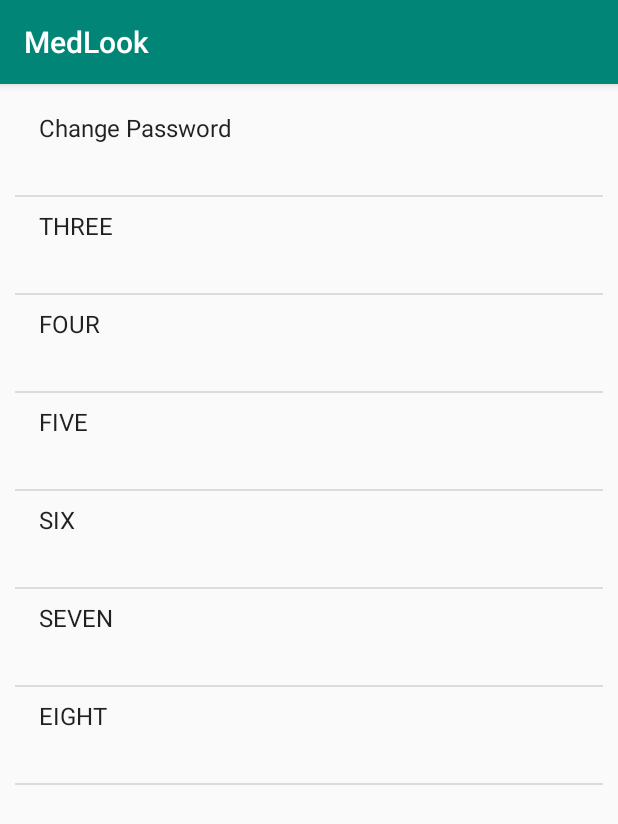
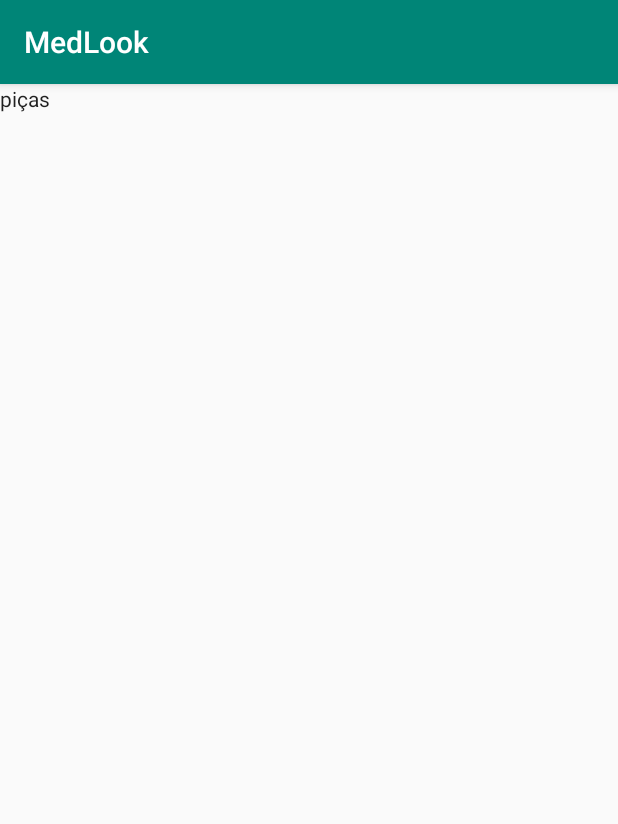
Before and after one commit to MariaJMRibeiro/MedSide, an Android app: the Settings screen opened directly, with no data from a screen before it, after a tap on "Change Password", on a phone screen of 412 x 824 dp. Shown: the top 824 px of the screen. Run offline under Robolectric (Android 15) with nearby library versions, the phone set to English and light mode, and no system bars; 1 statement that could not run was skipped.

Commit message:
All Settings Pages

```diff
--- a/app/src/main/AndroidManifest.xml
+++ b/app/src/main/AndroidManifest.xml
@@ -9,7 +9,11 @@
         android:roundIcon="@mipmap/ic_launcher_round"
         android:supportsRtl="true"
         android:theme="@style/AppTheme">
-        <activity android:name=".Settings"></activity>
+        <activity android:name=".PersonalInformations"></activity>
+        <activity android:name=".FavoriteLocations" />
+        <activity android:name=".DoctorComunication" />
+        <activity android:name=".ChangePassword" />
+        <activity android:name=".Settings" />
         <activity
             android:name=".SettingsActivity"
             android:label="@string/title_activity_settings" />
--- /dev/null
+++ b/app/src/main/java/up201506196/com/firsttp/ChangePassword.java
@@ -0,0 +1,13 @@
+package up201506196.com.firsttp;
+
+import android.support.v7.app.AppCompatActivity;
+import android.os.Bundle;
+
+public class ChangePassword extends AppCompatActivity {
+
+    @Override
+    protected void onCreate(Bundle savedInstanceState) {
+        super.onCreate(savedInstanceState);
+        setContentView(R.layout.activity_change_password);
+    }
+}
--- a/app/src/main/java/up201506196/com/firsttp/InitialPage.java
+++ b/app/src/main/java/up201506196/com/firsttp/InitialPage.java
@@ -63,10 +63,6 @@
     @Override
     public boolean onOptionsItemSelected(MenuItem item) {
         switch(item.getItemId()) {
-            case R.id.action_settings:
-
-
-                break;
             case R.id.action_settings2:
                 String user = getIntent().getExtras().getString("key_email");
                 Intent intent2 = new Intent(this, Settings.class);
--- a/app/src/main/java/up201506196/com/firsttp/Settings.java
+++ b/app/src/main/java/up201506196/com/firsttp/Settings.java
@@ -1,5 +1,6 @@
 package up201506196.com.firsttp;
 
+import android.content.Intent;
 import android.support.v7.app.AppCompatActivity;
 import android.os.Bundle;
 import android.view.View;
@@ -13,7 +14,7 @@
     ListView listView;
 
     // Define string array.
-    String[] listValue = new String[] {"Change Password","THREE","FOUR","FIVE","SIX","SEVEN","EIGHT"};
+    String[] listValue = new String[] {"Change Password","Customise Doctor Communication", "Add Favorite Locations","Personal Information"};
 
     @Override
     protected void onCreate(Bundle savedInstanceState)
@@ -22,7 +23,7 @@
         setContentView(R.layout.activity_settings);
 
         listView = (ListView)findViewById(R.id.listView1);
-        ArrayAdapter<String> adapter = new ArrayAdapter<String>(this,android.R.layout.simple_list_item_2, android.R.id.text1, listValue);
+        ArrayAdapter<String> adapter = new ArrayAdapter<String>(this,android.R.layout.simple_list_item_1, listValue);
 
         listView.setAdapter(adapter);
 
@@ -33,8 +34,33 @@
             @Override
             public void onItemClick(AdapterView<?> parent, View view,
                                     int position, long id) {
-                // TODO Auto-generated method stub
 
+                String user = getIntent().getExtras().getString("key_email");
+
+                if (position == 0) {
+                    //code specific to first list item
+                    Intent myIntent = new Intent(view.getContext(), ChangePassword.class);
+                    myIntent.putExtra("key email", user);
+                    startActivityForResult(myIntent, 0);
+                }
+                if (position == 1) {
+                    //code specific to first list item
+                    Intent myIntent = new Intent(view.getContext(),DoctorComunication.class);
+                    myIntent.putExtra("key email", user);
+                    startActivityForResult(myIntent, 0);
+                }
+                if (position == 2) {
+                    //code specific to first list item
+                    Intent myIntent = new Intent(view.getContext(), FavoriteLocations.class);
+                    myIntent.putExtra("key email", user);
+                    startActivityForResult(myIntent, 0);
+                }
+                if (position == 3) {
+                    //code specific to first list item
+                    Intent myIntent = new Intent(view.getContext(), PersonalInformations.class);
+                    myIntent.putExtra("key email", user);
+                    startActivityForResult(myIntent, 0);
+                }
             }
         });
 
--- /dev/null
+++ b/app/src/main/res/layout/activity_change_password.xml
@@ -0,0 +1,14 @@
+<?xml version="1.0" encoding="utf-8"?>
+<android.support.constraint.ConstraintLayout xmlns:android="http://schemas.android.com/apk/res/android"
+    xmlns:app="http://schemas.android.com/apk/res-auto"
+    xmlns:tools="http://schemas.android.com/tools"
+    android:layout_width="match_parent"
+    android:layout_height="match_parent"
+    tools:context=".ChangePassword">
+
+    <android.support.v7.widget.AppCompatCheckedTextView
+        android:layout_width="match_parent"
+        android:layout_height="match_parent"
+        android:text="piças"/>
+
+</android.support.constraint.ConstraintLayout>
--- a/app/src/main/res/menu/menu_initial_page.xml
+++ b/app/src/main/res/menu/menu_initial_page.xml
@@ -2,11 +2,6 @@
     xmlns:app="http://schemas.android.com/apk/res-auto"
     xmlns:tools="http://schemas.android.com/tools"
     tools:context="up201506196.com.firsttp.InitialPage">
-    <item
-        android:id="@+id/action_settings"
-        android:orderInCategory="100"
-        android:title="@string/action_settings"
-        app:showAsAction="never" />
 
     <item
         android:id="@+id/action_settings2"
--- a/app/src/main/res/values/strings.xml
+++ b/app/src/main/res/values/strings.xml
@@ -9,8 +9,7 @@
     <string name="tab_text_3">Appointments</string>
     <string name="tab_text_2">Registration</string>
     <string name="tab_text_4">Maps</string>
-    <string name="action_settings">Profile</string>
-    <string name="action_settings2">Settings</string>
+    <string name="action_settings2">Profile</string>
     <string name="action_settings3">Log Out</string>
     <string name="title_activity_initial_page">InitialPage</string>
     <string name="medication_name">Name</string>
```
Also changed, not shown: app/src/main/java/up201506196/com/firsttp/DoctorComunication.java (added, +13 -0 lines), app/src/main/java/up201506196/com/firsttp/FavoriteLocations.java (added, +13 -0 lines), app/src/main/java/up201506196/com/firsttp/PersonalInformations.java (added, +13 -0 lines), app/src/main/res/layout/activity_doctor_comunication.xml (added, +9 -0 lines), app/src/main/res/layout/activity_favorite_locations.xml (added, +9 -0 lines), app/src/main/res/layout/activity_personal_informations.xml (added, +9 -0 lines), app/src/main/res/layout/fragment_initial_page.xml (deleted, +0 -22 lines).
